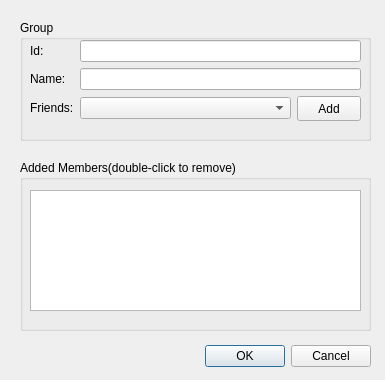
The window that qt/newgroupdialog.ui (bitbaba/bitmail) describes before a commit, drawn with Qt 5.
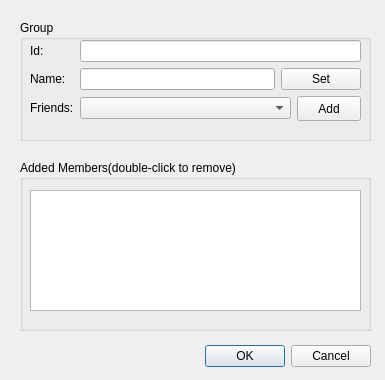
The same window after the commit.

What changed in the file:
```diff
--- a/qt/newgroupdialog.ui
+++ b/qt/newgroupdialog.ui
@@ -129,9 +129,6 @@
        </property>
       </widget>
      </item>
-     <item row="1" column="1">
-      <widget class="QLineEdit" name="leGroupName"/>
-     </item>
      <item row="2" column="0">
       <widget class="QLabel" name="lblMembers">
        <property name="text">
@@ -171,6 +168,20 @@
        </item>
       </layout>
      </item>
+     <item row="1" column="1">
+      <layout class="QHBoxLayout" name="horizontalLayout_4">
+       <item>
+        <widget class="QLineEdit" name="leGroupName"/>
+       </item>
+       <item>
+        <widget class="QPushButton" name="btnSetGroupName">
+         <property name="text">
+          <string>Set</string>
+         </property>
+        </widget>
+       </item>
+      </layout>
+     </item>
     </layout>
    </widget>
   </widget>
```
Left out of the diff: 1 changed line with no effect on the pictures.
